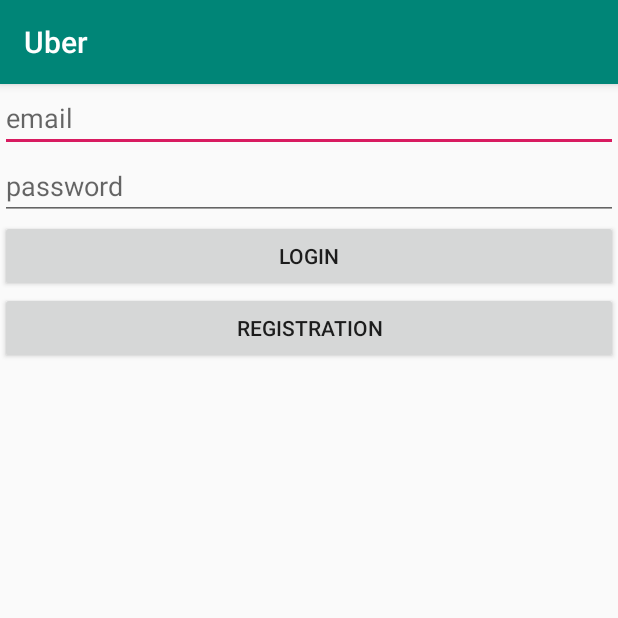
After one commit to margleb/Uber, an Android app: the CustomerLoginActivity screen opened directly, with no data from a screen before it, on a phone screen of 412 x 824 dp, the top half of it. The commit adds this screen. Run offline under Robolectric (Android 15) with nearby library versions, the phone set to English and light mode, and no system bars; our stand-ins replace Firebase (no records; nobody signed in at launch, a user with empty details on screens opened directly); 1 statement that could not run was skipped.

Commit message:
User Login and Registration

```diff
--- a/app/build.gradle
+++ b/app/build.gradle
@@ -23,6 +23,8 @@ dependencies {
     implementation fileTree(dir: 'libs', include: ['*.jar'])
     implementation 'androidx.appcompat:appcompat:1.1.0'
     implementation 'androidx.constraintlayout:constraintlayout:1.1.3'
+    implementation 'com.google.firebase:firebase-auth:19.3.1'
+    implementation 'com.google.firebase:firebase-database:19.3.0'
     testImplementation 'junit:junit:4.12'
     androidTestImplementation 'androidx.test.ext:junit:1.1.1'
     androidTestImplementation 'androidx.test.espresso:espresso-core:3.2.0'
--- a/app/src/main/AndroidManifest.xml
+++ b/app/src/main/AndroidManifest.xml
@@ -9,6 +9,9 @@
         android:roundIcon="@mipmap/ic_launcher_round"
         android:supportsRtl="true"
         android:theme="@style/AppTheme">
+        <activity android:name=".CustomerLoginActivity"></activity>
+        <activity android:name=".MapActivity" />
+        <activity android:name=".DriverLoginActivity" />
         <activity android:name=".MainActivity">
             <intent-filter>
                 <action android:name="android.intent.action.MAIN" />
--- /dev/null
+++ b/app/src/main/java/com/project/uber/CustomerLoginActivity.java
@@ -0,0 +1,106 @@
+package com.project.uber;
+
+import androidx.annotation.NonNull;
+import androidx.appcompat.app.AppCompatActivity;
+
+import android.content.Intent;
+import android.os.Bundle;
+import android.view.View;
+import android.widget.Button;
+import android.widget.EditText;
+import android.widget.Toast;
+
+import com.google.android.gms.tasks.OnCompleteListener;
+import com.google.android.gms.tasks.Task;
+import com.google.firebase.auth.AuthResult;
+import com.google.firebase.auth.FirebaseAuth;
+import com.google.firebase.auth.FirebaseUser;
+import com.google.firebase.database.DatabaseReference;
+import com.google.firebase.database.FirebaseDatabase;
+
+public class CustomerLoginActivity extends AppCompatActivity {
+
+    private EditText mEmail, mPassword;
+    private Button mLogin, mRegistration;
+
+    private FirebaseAuth mAuth;
+    // измнение состояния авторизация
+    private FirebaseAuth.AuthStateListener firebaseAuthListener;
+    @Override
+    protected void onCreate(Bundle savedInstanceState) {
+        super.onCreate(savedInstanceState);
+        setContentView(R.layout.activity_customer_login);
+
+
+        mAuth = FirebaseAuth.getInstance();
+
+        firebaseAuthListener = new FirebaseAuth.AuthStateListener() {
+            @Override
+            public void onAuthStateChanged(@NonNull FirebaseAuth firebaseAuth) {
+                FirebaseUser user =  firebaseAuth.getCurrentUser(); // состояние об авторизации пользователя
+                if(user!=null) {
+                    Intent intent = new Intent(CustomerLoginActivity.this, MainActivity.class);
+                    startActivity(intent);
+                    finish();
+                    return;
+                }
+            }
+        };
+
+        mEmail = findViewById(R.id.email);
+        mPassword = findViewById(R.id.password);
+
+        mLogin = (Button) findViewById(R.id.login);
+        mRegistration = (Button) findViewById(R.id.registration);
+
+        mRegistration.setOnClickListener(new View.OnClickListener() {
+            @Override
+            public void onClick(View v) {
+                final String email = mEmail.getText().toString();
+                final String password = mPassword.getText().toString();
+                mAuth.createUserWithEmailAndPassword(email, password).addOnCompleteListener(CustomerLoginActivity.this, new OnCompleteListener<AuthResult>() {
+                    @Override
+                    public void onComplete(@NonNull Task<AuthResult> task) {
+                        if(!task.isSuccessful()) {
+                            Toast.makeText(CustomerLoginActivity.this, "Sing up error", Toast.LENGTH_SHORT).show();
+                        } else {
+                            String user_id = mAuth.getCurrentUser().getUid();
+                            DatabaseReference current_user_db = FirebaseDatabase.getInstance().getReference().child("Users").child("Customers").child(user_id);
+                            current_user_db.setValue(true); // сохраняем пользователя (водителя) в базу
+                        }
+                    }
+                });
+            }
+        });
+
+        mLogin.setOnClickListener(new View.OnClickListener() {
+            @Override
+            public void onClick(View v) {
+                final String email = mEmail.getText().toString();
+                final String password = mPassword.getText().toString();
+                mAuth.signInWithEmailAndPassword(email, password).addOnCompleteListener(CustomerLoginActivity.this, new OnCompleteListener<AuthResult>() {
+                    @Override
+                    public void onComplete(@NonNull Task<AuthResult> task) {
+                        if(!task.isSuccessful()) {
+                            Toast.makeText(CustomerLoginActivity.this, "Sing in failed", Toast.LENGTH_SHORT).show();
+                        }
+                    }
+                });
+            }
+        });
+    }
+
+    @Override
+    protected void onStart() {
+        super.onStart();
+        //  добавляем слушательавторизации
+        mAuth.addAuthStateListener(firebaseAuthListener);
+    }
+
+    @Override
+    protected void onStop() {
+        super.onStop();
+        // удляем слушатель авторизации
+        mAuth.removeAuthStateListener(firebaseAuthListener);
+    }
+}
--- /dev/null
+++ b/app/src/main/res/layout/activity_customer_login.xml
@@ -0,0 +1,29 @@
+<?xml version="1.0" encoding="utf-8"?>
+<LinearLayout xmlns:android="http://schemas.android.com/apk/res/android"
+    xmlns:app="http://schemas.android.com/apk/res-auto"
+    xmlns:tools="http://schemas.android.com/tools"
+    android:layout_width="match_parent"
+    android:layout_height="match_parent"
+    android:orientation="vertical"
+    tools:context=".CustomerLoginActivity">
+    <EditText
+        android:layout_width="match_parent"
+        android:layout_height="wrap_content"
+        android:hint="email"
+        android:id="@+id/email" />
+    <EditText
+        android:layout_width="match_parent"
+        android:layout_height="wrap_content"
+        android:hint="password"
+        android:id="@+id/password" />
+    <Button
+        android:layout_width="match_parent"
+        android:layout_height="wrap_content"
+        android:text="login"
+        android:id="@+id/login" />
+    <Button
+        android:layout_width="match_parent"
+        android:layout_height="wrap_content"
+        android:text="registration"
+        android:id="@+id/registration" />
+</LinearLayout>
```
Also changed, not shown: app/src/main/java/com/project/uber/DriverLoginActivity.java (added, +104 -0 lines), app/src/main/java/com/project/uber/MainActivity.java (+28 -0 lines), app/src/main/java/com/project/uber/MapActivity.java (added, +14 -0 lines), app/src/main/res/layout/activity_driver_login.xml (added, +29 -0 lines), app/src/main/res/layout/activity_main.xml (+12 -9 lines), app/src/main/res/layout/activity_map.xml (added, +9 -0 lines).
